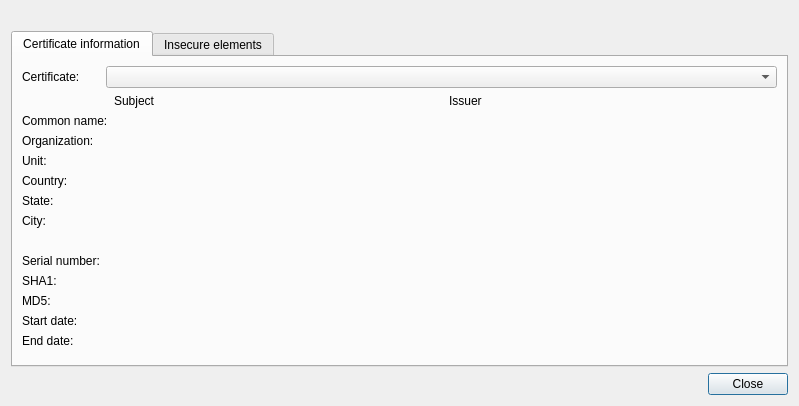
Qt form src/plugins/poshuku/sslstatedialog.ui (0xd34df00d/leechcraft) before a commit.
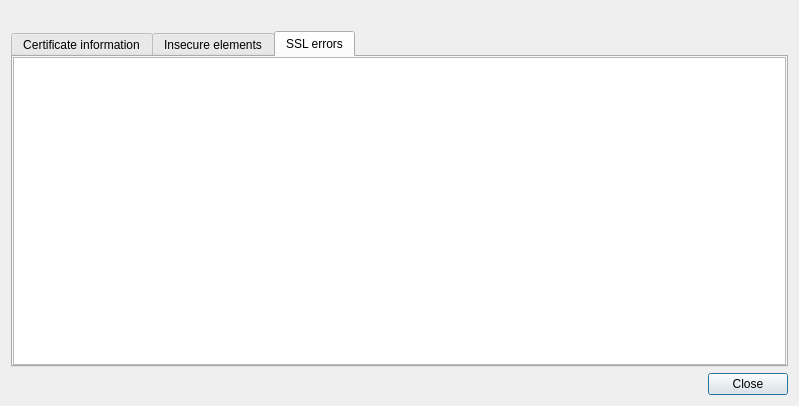
The same form after that commit. The open tabs and pages were chosen to show the change.

Commit message: [Poshuku] Fill SSL errors in SSL state dialog.

Patch:
```diff
--- a/src/plugins/poshuku/sslstatedialog.ui
+++ b/src/plugins/poshuku/sslstatedialog.ui
@@ -308,6 +308,36 @@
        </item>
       </layout>
      </widget>
+     <widget class="QWidget" name="ErrorsTab_">
+      <attribute name="title">
+       <string>SSL errors</string>
+      </attribute>
+      <layout class="QVBoxLayout" name="verticalLayout_2">
+       <property name="margin">
+        <number>0</number>
+       </property>
+       <item>
+        <widget class="QTreeWidget" name="ErrorsList_">
+         <property name="columnCount">
+          <number>2</number>
+         </property>
+         <attribute name="headerVisible">
+          <bool>false</bool>
+         </attribute>
+         <column>
+          <property name="text">
+           <string notr="true">1</string>
+          </property>
+         </column>
+         <column>
+          <property name="text">
+           <string notr="true">2</string>
+          </property>
+         </column>
+        </widget>
+       </item>
+      </layout>
+     </widget>
     </widget>
    </item>
    <item row="2" column="0" colspan="2">
```
The commit also changes 2 other files.
